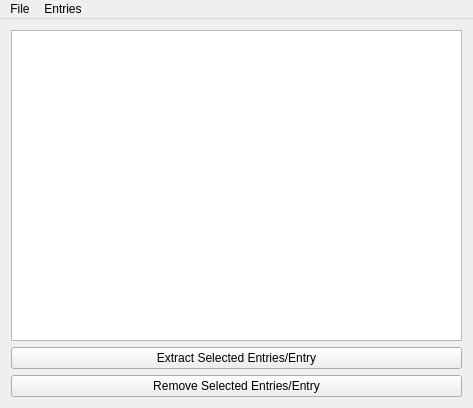
First picture: the form in XDBF/mainwindow.ui, repository hetelek/XDBF-Manager, before the edit.
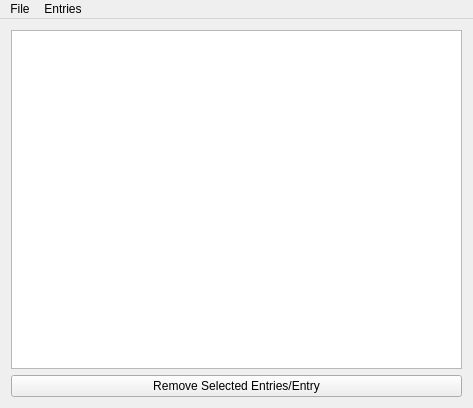
Second picture: the form after the edit. Icons and pictures are not drawn.

```diff
--- a/XDBF/mainwindow.ui
+++ b/XDBF/mainwindow.ui
@@ -37,13 +37,6 @@
         </property>
        </widget>
       </item>
-      <item>
-       <widget class="QPushButton" name="pushButton">
-        <property name="text">
-         <string>Extract Selected Entries/Entry</string>
-        </property>
-       </widget>
-      </item>
       <item>
        <widget class="QPushButton" name="pushButton_3">
         <property name="text">
```
